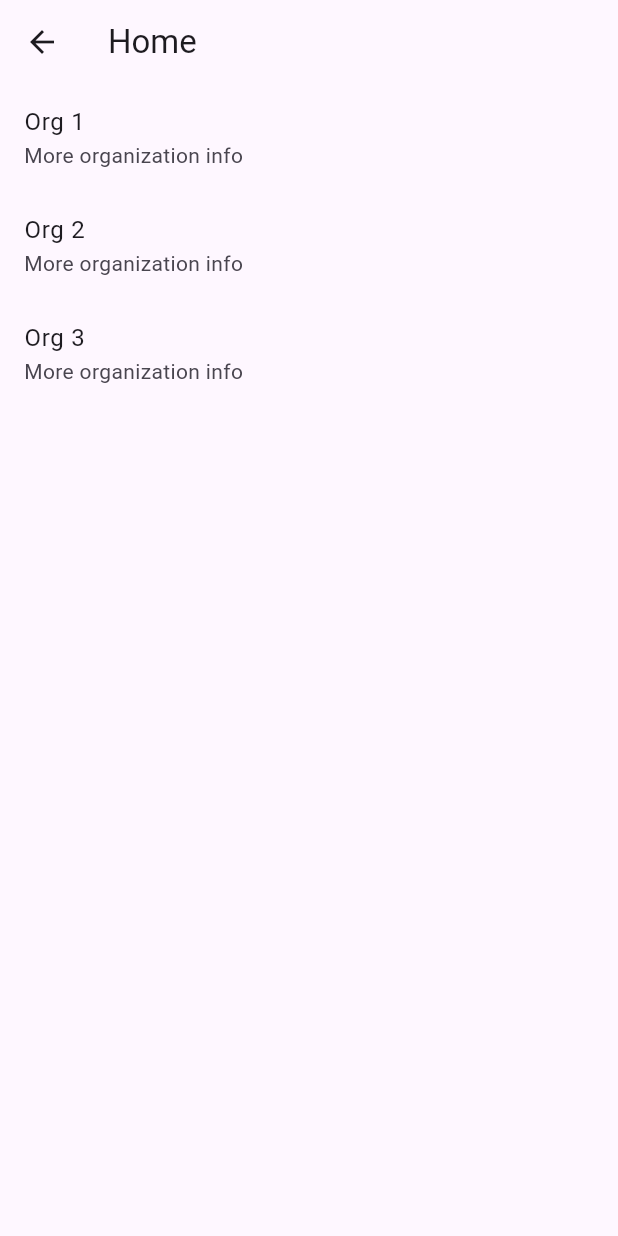
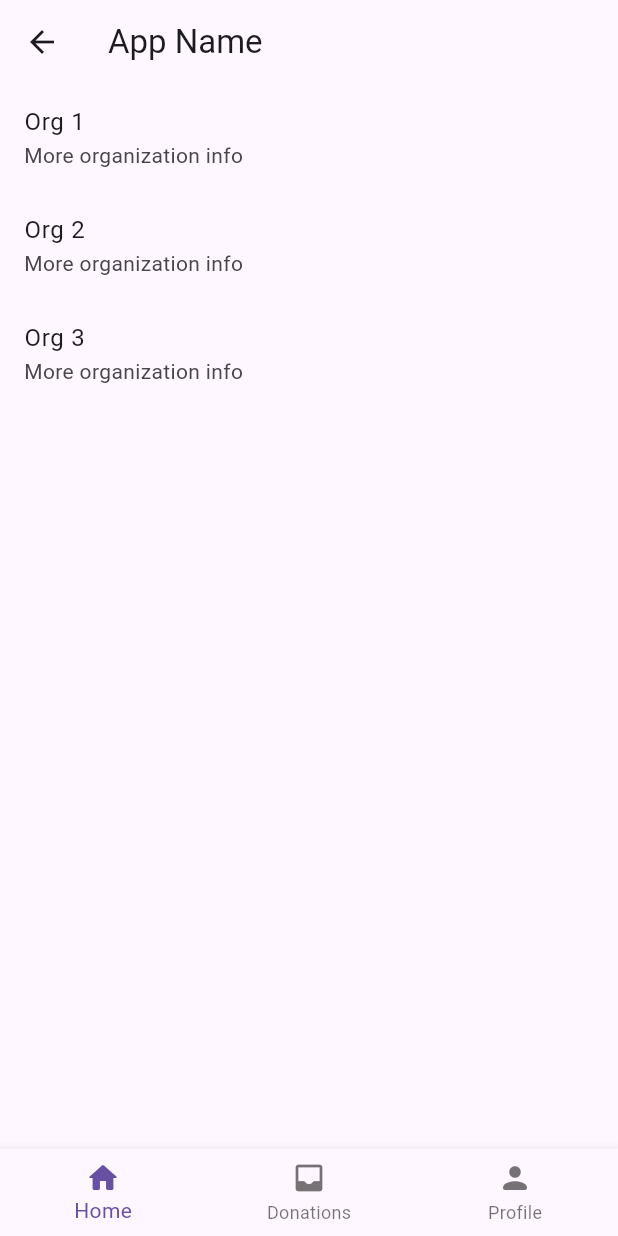
Before and after one commit to jabaleda/cmsc23-u2l-project-group1, a Flutter app: the DonorHome screen opened directly, on a phone screen of 412 x 824 dp. Run offline on Flutter 3.47's test engine with Material 3 defaults, Android fonts, the phone set to English and light mode, and no system bars.

Commit message:
refactor: changed navigation in donor_home

```diff
--- /dev/null
+++ b/lib/pages/donor/donor_donations.dart
@@ -0,0 +1,19 @@
+import 'package:flutter/material.dart';
+
+class DonorDonations extends StatefulWidget {
+  const DonorDonations({super.key});
+
+  @override
+  State<DonorDonations> createState() => _DonorDonationsState();
+}
+
+class _DonorDonationsState extends State<DonorDonations> {
+  @override
+  Widget build(BuildContext context) {
+    return Scaffold(
+      appBar: AppBar(
+        title: Text("Donations"),
+      ),
+    );
+  }
+}
--- a/lib/pages/donor/donor_home.dart
+++ b/lib/pages/donor/donor_home.dart
@@ -2,6 +2,8 @@
   Donor Home Page - displays list of all organizations a donor can donate to
 */
 import 'package:flutter/material.dart';
+import 'package:my_app/pages/donor/donor_donations.dart';
+import 'package:my_app/pages/donor/donor_orglist.dart';
 
 class DonorHome extends StatefulWidget {
   const DonorHome({super.key});
@@ -11,39 +13,43 @@ class DonorHome extends StatefulWidget {
 }
 
 class _DonorHomeState extends State<DonorHome> {
-  // Soon: Obtain organization list by Stream<QuerySnapshot>
-  // Soon: Modify listview.builder wrapped around StreamBuilder
+  //
+  static List<Widget> _pages = <Widget>[
+    DonorOrgList(),
+    DonorDonations(),
+    Placeholder()
+  ];
 
-  // Possible Sample data using Provider
-  // List<Org> orgs = context.watch<OrgList>().olist;
-  // basic sample data (map)
-  var orgs = {0:"Org 1", 1:"Org 2", 2:"Org 3"};
+  int _selectedIndex = 0;
+
+  void _onItemTapped(int index) {
+    setState(() {
+      _selectedIndex = index;
+    });
+  }
 
   @override
   Widget build(BuildContext context) {
     return Scaffold(
-      appBar: AppBar(
-        title: Text("Home"),
+      body: _pages[_selectedIndex],
+      bottomNavigationBar: BottomNavigationBar(
+        items: <BottomNavigationBarItem>[
+          BottomNavigationBarItem(
+            icon: Icon(Icons.home_rounded),
+            label: 'Home'
+          ),
+          BottomNavigationBarItem(
+            icon: Icon(Icons.inbox_rounded),
+            label: 'Donations'
+          ),
+          BottomNavigationBarItem(
+            icon: Icon(Icons.person_rounded),
+            label: 'Profile'
+          ),
+        ],
+        currentIndex: _selectedIndex,
+        onTap: _onItemTapped
       ),
-      body: Column(
-        children: [
-          Flexible(
-            child: ListView.builder(
-              itemCount: orgs.length,
-              // Soon: itemBuilder: ((context, index) {})
-              itemBuilder: (BuildContext context, int index) {
-                return ListTile(
-                  title: Text(orgs[index]!),
-                  subtitle: Text("More organization info"),
-                  onTap: () {
-                    // Soon: Donate screen
-                  },
-                );
-              }
-            ),
-          )
-        ],
-      )
     );
   }
 }
--- /dev/null
+++ b/lib/pages/donor/donor_orglist.dart
@@ -0,0 +1,48 @@
+import 'package:flutter/material.dart';
+
+class DonorOrgList extends StatefulWidget {
+  const DonorOrgList({super.key});
+
+  @override
+  State<DonorOrgList> createState() => _DonorOrgListState();
+}
+
+class _DonorOrgListState extends State<DonorOrgList> {
+  // Soon: Obtain organization list by Stream<QuerySnapshot>
+  // Soon: Modify listview.builder wrapped around StreamBuilder
+
+  // Possible Sample data using Provider
+  // List<Org> orgs = context.watch<OrgList>().olist;
+  // basic sample data (map)
+  var orgs = {0:"Org 1", 1:"Org 2", 2:"Org 3"};
+
+  @override
+  Widget build(BuildContext context) {
+    return Scaffold(
+      appBar: AppBar(
+        title: Text("App Name"),
+      ),
+      body: Column(
+        children: [
+          Flexible(
+            child: ListView.builder(
+              itemCount: orgs.length,
+              // Soon: itemBuilder: ((context, index) {})
+              itemBuilder: (BuildContext context, int index) {
+                return ListTile(
+                  title: Text(orgs[index]!),
+                  subtitle: Text("More organization info"),
+                  onTap: () {
+                    // Soon: Donate screen
+                    // DonorDonate()
+                  },
+                );
+              }
+            ),
+          )
+        ],
+      ),
+    );
+
+  }
+}
```
